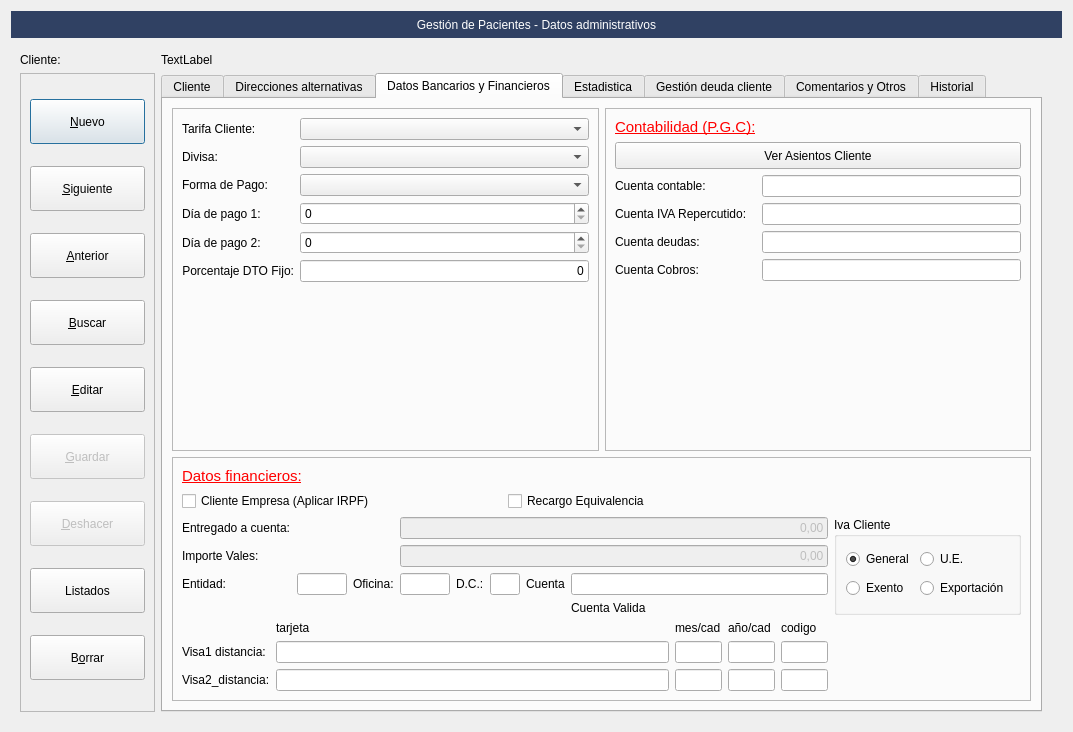
This is app/ui/frmClientes.ui in MarcArtStudio3D/creative_ERP as Qt 5 draws it before an edit. The edited form follows.
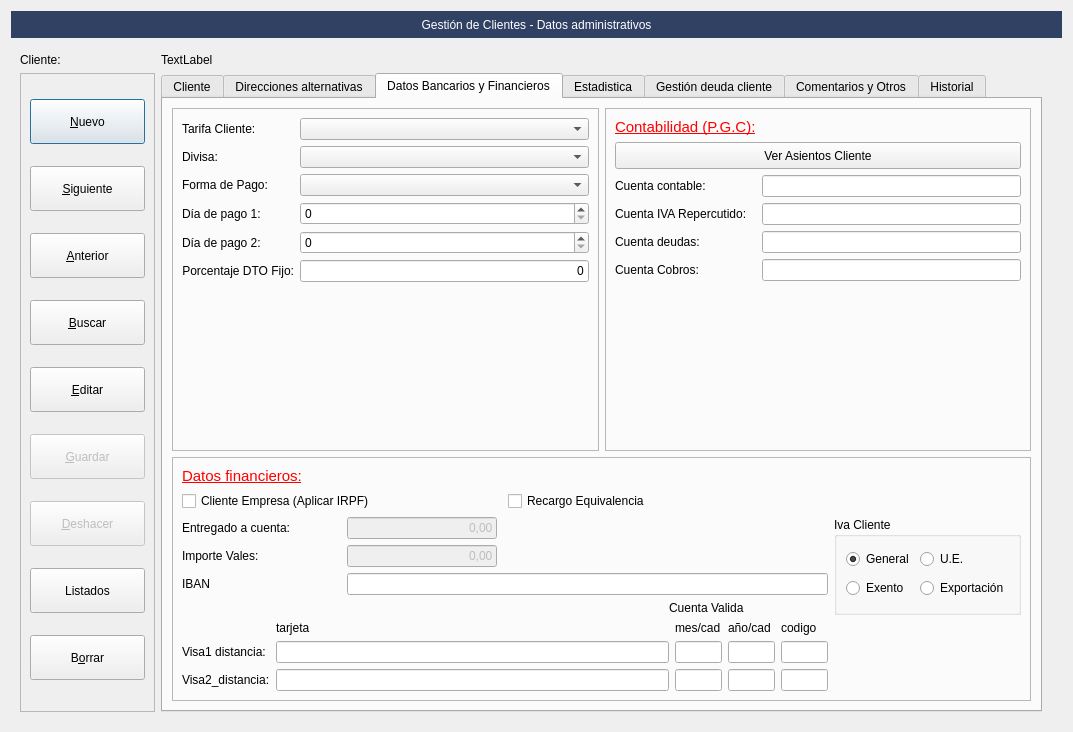
This is the edited form. The open tabs and pages were chosen to show the change. Icons and pictures are not drawn.

The edit to the form file:
```diff
--- a/app/ui/frmClientes.ui
+++ b/app/ui/frmClientes.ui
@@ -26,6 +26,33 @@
    <bool>true</bool>
   </property>
   <layout class="QGridLayout" name="gridLayout_3">
+   <item row="0" column="0" colspan="5">
+    <widget class="QLabel" name="textoTitulo">
+     <property name="minimumSize">
+      <size>
+       <width>464</width>
+       <height>27</height>
+      </size>
+     </property>
+     <property name="maximumSize">
+      <size>
+       <width>16777215</width>
+       <height>27</height>
+      </size>
+     </property>
+     <property name="styleSheet">
+      <string notr="true">background: #304163;
+color: rgb(255,255,255);
+font: 14pt &quot;Sans Serif&quot;;</string>
+     </property>
+     <property name="text">
+      <string>Gestión de Clientes - Datos administrativos</string>
+     </property>
+     <property name="alignment">
+      <set>Qt::AlignmentFlag::AlignCenter</set>
+     </property>
+    </widget>
+   </item>
    <item row="1" column="0" colspan="5">
     <widget class="QStackedWidget" name="stackedWidget">
      <property name="currentIndex">
@@ -1438,22 +1465,6 @@
               </item>
               <item row="2" column="0">
                <layout class="QGridLayout" name="gridLayout_31">
-                <item row="0" column="3" colspan="5">
-                 <widget class="QLineEdit" name="txtimporte_a_cuenta">
-                  <property name="enabled">
-                   <bool>false</bool>
-                  </property>
-                  <property name="focusPolicy">
-                   <enum>Qt::FocusPolicy::NoFocus</enum>
-                  </property>
-                  <property name="text">
-                   <string>0,00</string>
-                  </property>
-                  <property name="alignment">
-                   <set>Qt::AlignmentFlag::AlignRight|Qt::AlignmentFlag::AlignTrailing|Qt::AlignmentFlag::AlignVCenter</set>
-                  </property>
-                 </widget>
-                </item>
                 <item row="0" column="0">
                  <widget class="QLabel" name="label_76">
                   <property name="text">
@@ -1461,22 +1472,6 @@
                   </property>
                  </widget>
                 </item>
-                <item row="1" column="3" colspan="5">
-                 <widget class="QLineEdit" name="txtvales">
-                  <property name="enabled">
-                   <bool>false</bool>
-                  </property>
-                  <property name="focusPolicy">
-                   <enum>Qt::FocusPolicy::NoFocus</enum>
-                  </property>
-                  <property name="text">
-                   <string>0,00</string>
-                  </property>
-                  <property name="alignment">
-                   <set>Qt::AlignmentFlag::AlignRight|Qt::AlignmentFlag::AlignTrailing|Qt::AlignmentFlag::AlignVCenter</set>
-                  </property>
-                 </widget>
-                </item>
                 <item row="1" column="0">
                  <widget class="QLabel" name="label_77">
                   <property name="text">
@@ -1484,74 +1479,74 @@
                   </property>
                  </widget>
                 </item>
-                <item row="2" column="0">
-                 <widget class="QLabel" name="label_78">
-                  <property name="text">
-                   <string>Entidad:</string>
-                  </property>
-                 </widget>
-                </item>
-                <item row="6" column="7">
+                <item row="6" column="3">
                  <widget class="QLabel" name="lblCuentavalida">
                   <property name="text">
                    <string>Cuenta Valida</string>
                   </property>
                  </widget>
                 </item>
-                <item row="2" column="1">
+                <item row="2" column="0">
+                 <widget class="QLabel" name="label_78">
+                  <property name="text">
+                   <string>IBAN</string>
+                  </property>
+                 </widget>
+                </item>
+                <item row="2" column="1" colspan="3">
                  <widget class="QLineEdit" name="txtentidad_bancaria">
                   <property name="maximumSize">
                    <size>
-                    <width>50</width>
+                    <width>16777215</width>
                     <height>16777215</height>
                    </size>
                   </property>
                  </widget>
                 </item>
-                <item row="2" column="2">
-                 <widget class="QLabel" name="label_79">
-                  <property name="text">
-                   <string>Oficina:</string>
+                <item row="0" column="1">
+                 <widget class="QLineEdit" name="txtimporte_a_cuenta">
+                  <property name="enabled">
+                   <bool>false</bool>
                   </property>
-                 </widget>
-                </item>
-                <item row="2" column="3">
-                 <widget class="QLineEdit" name="txtoficina_bancaria">
                   <property name="maximumSize">
                    <size>
-                    <width>50</width>
+                    <width>150</width>
                     <height>16777215</height>
                    </size>
                   </property>
-                 </widget>
-                </item>
-                <item row="2" column="4">
-                 <widget class="QLabel" name="label_80">
+                  <property name="focusPolicy">
+                   <enum>Qt::FocusPolicy::NoFocus</enum>
+                  </property>
                   <property name="text">
-                   <string>D.C.:</string>
+                   <string>0,00</string>
                   </property>
+                  <property name="alignment">
+                   <set>Qt::AlignmentFlag::AlignRight|Qt::AlignmentFlag::AlignTrailing|Qt::AlignmentFlag::AlignVCenter</set>
+                  </property>
                  </widget>
                 </item>
-                <item row="2" column="5">
-                 <widget class="QLineEdit" name="txtdc">
+                <item row="1" column="1">
+                 <widget class="QLineEdit" name="txtvales">
+                  <property name="enabled">
+                   <bool>false</bool>
+                  </property>
                   <property name="maximumSize">
                    <size>
-                    <width>30</width>
+                    <width>150</width>
                     <height>16777215</height>
                    </size>
                   </property>
-                 </widget>
-                </item>
-                <item row="2" column="6">
-                 <widget class="QLabel" name="label_81">
+                  <property name="focusPolicy">
+                   <enum>Qt::FocusPolicy::NoFocus</enum>
+                  </property>
                   <property name="text">
-                   <string>Cuenta</string>
+                   <string>0,00</string>
                   </property>
+                  <property name="alignment">
+                   <set>Qt::AlignmentFlag::AlignRight|Qt::AlignmentFlag::AlignTrailing|Qt::AlignmentFlag::AlignVCenter</set>
+                  </property>
                  </widget>
                 </item>
-                <item row="2" column="7">
-                 <widget class="QLineEdit" name="txtcuenta_corriente"/>
-                </item>
                </layout>
               </item>
               <item row="2" column="1">
@@ -2913,33 +2908,6 @@
      </widget>
     </widget>
    </item>
-   <item row="0" column="0" colspan="5">
-    <widget class="QLabel" name="textoTitulo">
-     <property name="minimumSize">
-      <size>
-       <width>464</width>
-       <height>27</height>
-      </size>
-     </property>
-     <property name="maximumSize">
-      <size>
-       <width>16777215</width>
-       <height>27</height>
-      </size>
-     </property>
-     <property name="styleSheet">
-      <string notr="true">background: #304163;
-color: rgb(255,255,255);
-font: 14pt &quot;Sans Serif&quot;;</string>
-     </property>
-     <property name="text">
-      <string>Gestión de Pacientes - Datos administrativos</string>
-     </property>
-     <property name="alignment">
-      <set>Qt::AlignmentFlag::AlignCenter</set>
-     </property>
-    </widget>
-   </item>
   </layout>
  </widget>
  <tabstops>
```
Left out of the diff: 1023 changed lines with no effect on the pictures.
